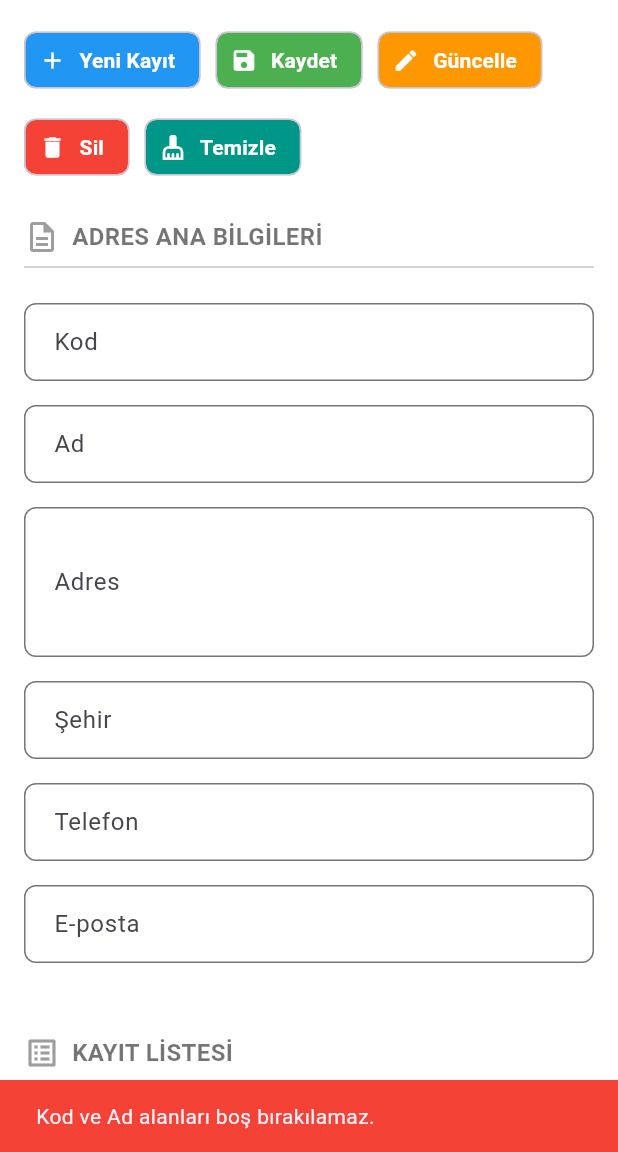
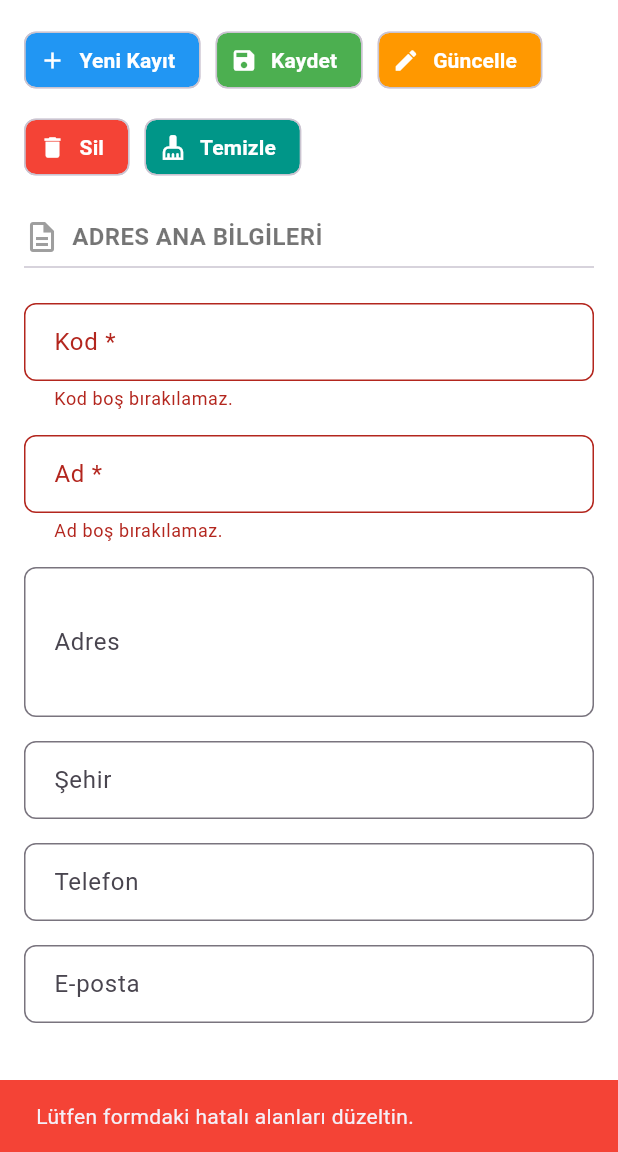
Before and after one commit to begummkayaa/kurumsal-adres-yonetim-mobil, a Flutter app: the screen it shows after launch, after a tap on "Kaydet", on a phone screen of 412 x 824 dp, the part 84-1236 px from its top. Run offline on Flutter 3.47's test engine with Material 3 defaults, Android fonts, the phone set to English and light mode, and no system bars.

Commit message:
Feat: Form doğrulama eklendi (zorunlu alanlar, benzersiz kod, telefon ve e-posta formatı)

```diff
--- a/lib/main.dart
+++ b/lib/main.dart
@@ -1,6 +1,7 @@
 import 'package:flutter/material.dart';
 
 import 'models/adres.dart';
+import 'utils/dogrulama.dart';
 
 void main() {
   runApp(const KurumsalMobilApp());
@@ -44,6 +45,7 @@ class _AnaSayfaState extends State<AnaSayfa> {
   final _telefonController = TextEditingController();
   final _epostaController = TextEditingController();
   final _kodFocus = FocusNode();
+  final _formKey = GlobalKey<FormState>();
   int? _seciliIndex;
 
   @override
@@ -68,7 +70,19 @@ class _AnaSayfaState extends State<AnaSayfa> {
     for (final c in [_kodController, _adController, _adresController, _sehirController, _telefonController, _epostaController]) {
       c.clear();
     }
+    _formKey.currentState?.reset();
     setState(() => _seciliIndex = null);
+  }
+
+  /// Kod başka bir kayıtta (seçili kayıt hariç) kullanılıyorsa hata döner.
+  String? _kodDogrula(String? deger) {
+    final zorunluHata = Dogrulama.zorunlu(deger, 'Kod');
+    if (zorunluHata != null) return zorunluHata;
+    final kod = deger!.trim();
+    for (var i = 0; i < _kayitlar.length; i++) {
+      if (i != _seciliIndex && _kayitlar[i].kod == kod) return 'Bu kod başka bir kayıtta kullanılıyor.';
+    }
+    return null;
   }
 
   void _kaydiSec(int index) {
@@ -82,17 +96,15 @@ class _AnaSayfaState extends State<AnaSayfa> {
     setState(() => _seciliIndex = index);
   }
 
-  /// Formdaki bilgilerden bir Adres oluşturur; Kod veya Ad boşsa uyarı gösterip null döner.
+  /// Formu doğrular ve bilgilerden bir Adres oluşturur; hatalı alan varsa uyarı gösterip null döner.
   Adres? _formdanAdres() {
-    final kod = _kodController.text.trim();
-    final ad = _adController.text.trim();
-    if (kod.isEmpty || ad.isEmpty) {
-      _mesajGoster('Kod ve Ad alanları boş bırakılamaz.', hata: true);
+    if (!_formKey.currentState!.validate()) {
+      _mesajGoster('Lütfen formdaki hatalı alanları düzeltin.', hata: true);
       return null;
     }
     return Adres(
-      kod: kod,
-      ad: ad,
+      kod: _kodController.text.trim(),
+      ad: _adController.text.trim(),
       adres: _adresController.text.trim(),
       sehir: _sehirController.text.trim(),
       telefon: _telefonController.text.trim(),
@@ -208,12 +220,19 @@ class _AnaSayfaState extends State<AnaSayfa> {
             const Row(children: [Icon(Icons.description_outlined, color: Colors.grey), SizedBox(width: 8), Text('ADRES ANA BİLGİLERİ', style: TextStyle(fontSize: 16, fontWeight: FontWeight.bold, color: Colors.black54))]),
             const Divider(),
             const SizedBox(height: 16),
-            _buildTextField('Kod', _kodController, focusNode: _kodFocus),
-            _buildTextField('Ad', _adController),
-            _buildTextField('Adres', _adresController, maxLines: 3),
-            _buildTextField('Şehir', _sehirController),
-            _buildTextField('Telefon', _telefonController, klavye: TextInputType.phone),
-            _buildTextField('E-posta', _epostaController, klavye: TextInputType.emailAddress),
+            Form(
+              key: _formKey,
+              child: Column(
+                children: [
+                  _buildTextField('Kod *', _kodController, focusNode: _kodFocus, dogrula: _kodDogrula),
+                  _buildTextField('Ad *', _adController, dogrula: (d) => Dogrulama.zorunlu(d, 'Ad')),
+                  _buildTextField('Adres', _adresController, maxLines: 3),
+                  _buildTextField('Şehir', _sehirController),
+                  _buildTextField('Telefon', _telefonController, klavye: TextInputType.phone, dogrula: Dogrulama.telefon),
+                  _buildTextField('E-posta', _epostaController, klavye: TextInputType.emailAddress, dogrula: Dogrulama.eposta),
+                ],
+              ),
+            ),
 
             const SizedBox(height: 32),
 
@@ -271,12 +290,13 @@ class _AnaSayfaState extends State<AnaSayfa> {
     );
   }
 
-  Widget _buildTextField(String etiket, TextEditingController controller, {int maxLines = 1, TextInputType? klavye, FocusNode? focusNode}) {
+  Widget _buildTextField(String etiket, TextEditingController controller, {int maxLines = 1, TextInputType? klavye, FocusNode? focusNode, FormFieldValidator<String>? dogrula}) {
     return Padding(
       padding: const EdgeInsets.only(bottom: 16.0),
-      child: TextField(
+      child: TextFormField(
         controller: controller,
         focusNode: focusNode,
+        validator: dogrula,
         maxLines: maxLines,
         keyboardType: klavye,
         decoration: InputDecoration(labelText: etiket, border: OutlineInputBorder(borderRadius: BorderRadius.circular(8.0)), contentPadding: const EdgeInsets.symmetric(horizontal: 16, vertical: 14)),
--- /dev/null
+++ b/lib/utils/dogrulama.dart
@@ -0,0 +1,28 @@
+/// Form alanlarının doğrulama kuralları. Hata varsa mesajı, yoksa null döner.
+class Dogrulama {
+  static final _epostaDeseni = RegExp(r'^[\w.+-]+@[\w-]+(\.[\w-]+)+$');
+  static final _telefonKarakterleri = RegExp(r'^[0-9+()\s-]+$');
+
+  static String? zorunlu(String? deger, String alanAdi) {
+    if (deger == null || deger.trim().isEmpty) return '$alanAdi boş bırakılamaz.';
+    return null;
+  }
+
+  /// Telefon isteğe bağlıdır; girildiyse 10-13 rakam içermelidir.
+  static String? telefon(String? deger) {
+    final metin = deger?.trim() ?? '';
+    if (metin.isEmpty) return null;
+    if (!_telefonKarakterleri.hasMatch(metin)) return 'Telefon yalnızca rakam, boşluk, +, -, ( ) içerebilir.';
+    final rakamSayisi = metin.replaceAll(RegExp(r'\D'), '').length;
+    if (rakamSayisi < 10 || rakamSayisi > 13) return 'Geçerli bir telefon numarası girin.';
+    return null;
+  }
+
+  /// E-posta isteğe bağlıdır; girildiyse geçerli formatta olmalıdır.
+  static String? eposta(String? deger) {
+    final metin = deger?.trim() ?? '';
+    if (metin.isEmpty) return null;
+    if (!_epostaDeseni.hasMatch(metin)) return 'Geçerli bir e-posta adresi girin.';
+    return null;
+  }
+}
```
Also changed, not shown: 2 other files.
